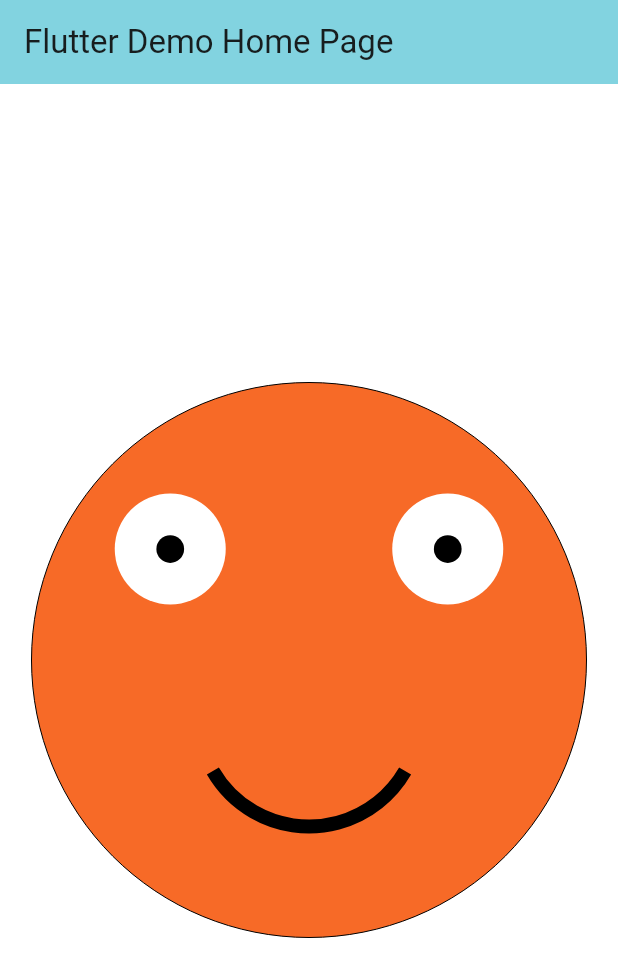
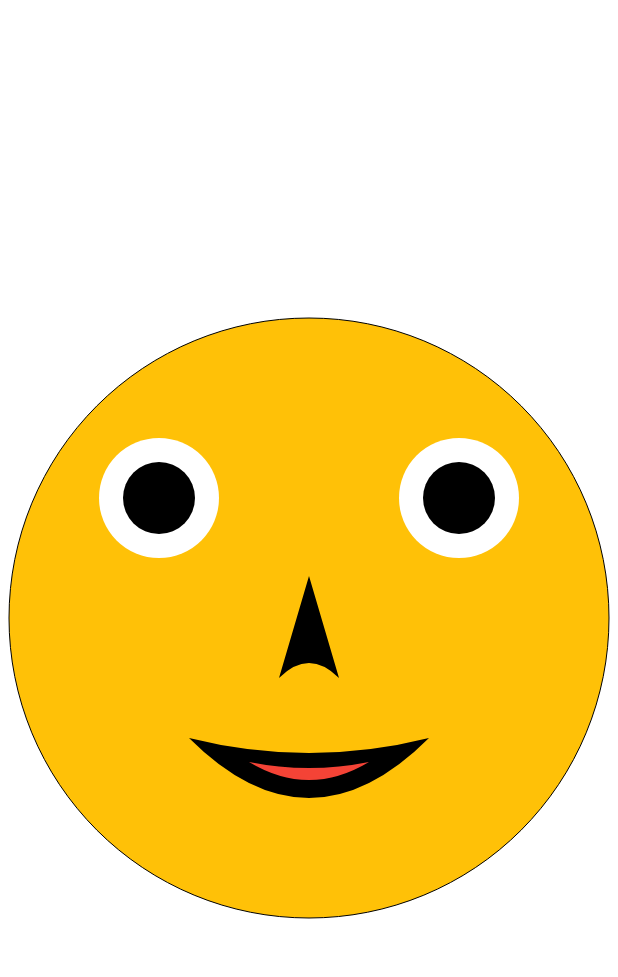
Before and after one commit to saimriaz8/Smiley-custom-painter-flutter, a Flutter app: the screen it shows after launch, on a phone screen of 412 x 824 dp. Shown: the top 977 px of the screen. Run offline on Flutter 3.47's test engine with Material 3 defaults, Android fonts, the phone set to English and light mode, and no system bars.

```diff
--- a/lib/main.dart
+++ b/lib/main.dart
@@ -34,7 +34,7 @@ class MyHomePage extends StatefulWidget {
 }
 
 class _MyHomePageState extends State<MyHomePage> {
-  static const maxExtent = 500.0;
+  static const maxExtent = 400.0;
   static const minExtent = 50.0;
 
   double extent = maxExtent;
@@ -44,7 +44,7 @@ class _MyHomePageState extends State<MyHomePage> {
 
   @override
   void initState() {
-    Timer.periodic(const Duration(milliseconds: 100), timerCallbackFunction);
+    // Timer.periodic(const Duration(milliseconds: 100), timerCallbackFunction);
 
     super.initState();
   }
@@ -72,10 +72,6 @@ class _MyHomePageState extends State<MyHomePage> {
     return SafeArea(
       child: Scaffold(
         backgroundColor: Colors.white,
-        appBar: AppBar(
-          backgroundColor: Theme.of(context).colorScheme.inversePrimary,
-          title: Text(widget.title),
-        ),
         body: Center(
           child: Column(
             mainAxisAlignment: MainAxisAlignment.center,
```
Also changed, not shown: lib/smily_custom_painter.dart (+37 -9 lines).
